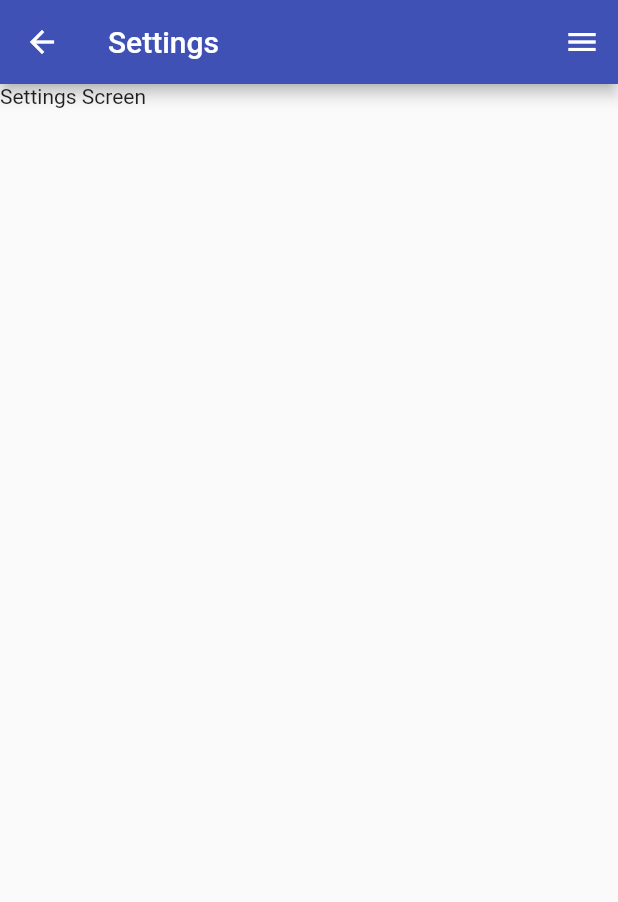
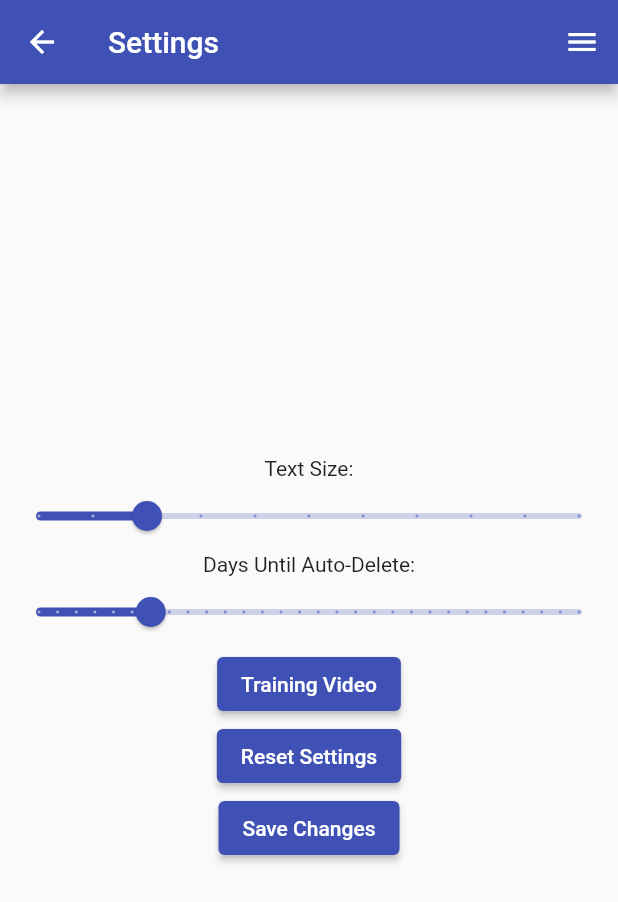
Before and after one commit to umgc/summer2021.charlie, a Flutter app: the Settings screen opened directly, on a phone screen of 412 x 824 dp. Shown: the top 902 px of the screen. Run offline on Flutter 3.47's test engine with Material 2 defaults, Android fonts, the phone set to English and light mode, and no system bars; our stand-ins replace audioplayers, avatar_glow, file, flutter_tts, local_auth, rxdart; missing offline and left inert: encrypt, google_speech, highlight_text, sound_recorder, sound_stream, workmanager; statements that could not run were skipped.

Commit message:
many bug fixes and settings implementation

```diff
--- a/lib/ui/settings.dart
+++ b/lib/ui/settings.dart
@@ -1,6 +1,7 @@
 import 'package:flutter/material.dart';
 
 import 'menudrawer.dart';
+import 'settingsform.dart';
 
 ///Settings page
 class Settings extends StatelessWidget {
@@ -10,7 +11,7 @@ class Settings extends StatelessWidget {
         title: Text("Settings"),
       ),
       endDrawer: MenuDrawer(),
-      body: Text("Settings Screen"),
+      body: SettingsForm(),
     );
   }
 }
--- /dev/null
+++ b/lib/ui/settingsform.dart
@@ -0,0 +1,115 @@
+import 'dart:async';
+
+import 'package:flutter/material.dart';
+
+import '/util/settingsloader.dart';
+import 'settings.dart';
+
+///Settings Form
+class SettingsForm extends StatefulWidget {
+  _SettingsFormState createState() => _SettingsFormState();
+}
+
+class _SettingsFormState extends State<SettingsForm> {
+  //Default values in case file loading fails
+  var _textSliderValue = 14.0;
+  var _daysSliderValue = 7.0;
+  List settingsList = [14.0, 7];
+  SettingsLoader settingsLoader = SettingsLoader();
+  double textSize = 14.0;
+
+  //Attempt to load settings file as this screen opens.
+  //If there is no settings file, one will be created with default values.
+  void initState() {
+    super.initState();
+
+    Timer.run(() async {
+      settingsList = await settingsLoader.readFile();
+
+      setState(() {
+        _textSliderValue = settingsList[0].toDouble();
+        _daysSliderValue = settingsList[1].toDouble();
+
+        textSize = _textSliderValue;
+      });
+    });
+  }
+
+  void _saveChangesPressed() {
+    settingsList = [_textSliderValue, _daysSliderValue.toInt()];
+    settingsLoader.writeFile(settingsList);
+
+    Navigator.push(
+      context,
+      MaterialPageRoute(builder: (context) => Settings()),
+    );
+  }
+
+  void _resetSettingsPressed() {
+    settingsLoader.resetSettings();
+
+    Navigator.push(
+      context,
+      MaterialPageRoute(builder: (context) => Settings()),
+    );
+  }
+
+  Widget build(BuildContext context) {
+    return Scaffold(
+      body: SafeArea(
+        child: Center(
+          child: Column(
+            mainAxisAlignment: MainAxisAlignment.center,
+            crossAxisAlignment: CrossAxisAlignment.center,
+            children: [
+              Text("Text Size:", style: settingsLoader.getStyle(textSize)),
+              Slider(
+                  value: _textSliderValue,
+                  min: 10.0,
+                  max: 30.0,
+                  divisions: 10,
+                  label: _textSliderValue.round().toString(),
+                  onChanged: (var value) {
+                    setState(() {
+                      _textSliderValue = value;
+                    });
+                  }),
+              Text("Days Until Auto-Delete:",
+                  style: settingsLoader.getStyle(textSize)),
+              Slider(
+                  value: _daysSliderValue,
+                  min: 1,
+                  max: 30,
+                  divisions: 29,
+                  label: _daysSliderValue.round().toString(),
+                  onChanged: (var value) {
+                    setState(() {
+                      _daysSliderValue = value;
+                    });
+                  }),
+              ElevatedButton(
+                onPressed: () {},
+                child: Text("Training Video",
+                    style: settingsLoader.getStyle(textSize)),
+              ),
+              ElevatedButton(
+                onPressed: () {
+                  _resetSettingsPressed();
+                },
+                child: Text("Reset Settings",
+                    style: settingsLoader.getStyle(textSize)),
+              ),
+              ElevatedButton(
+                onPressed: () {
+                  _saveChangesPressed();
+                },
+                child: Text("Save Changes",
+                    style: settingsLoader.getStyle(textSize)),
+              ),
+            ],
+          ),
+        ),
+      ),
+    );
+  }
+}
--- a/lib/util/constant.dart
+++ b/lib/util/constant.dart
@@ -19,6 +19,19 @@ class Constant {
     return await _getFilePath('memory.txt');
   }
 
+  ///Get file path for settings file
+  static Future<String> getSettingsFilePath() async {
+    return await _getFilePath('memorySettings.txt');
+  }
+
+  ///Returns List of default settings
+  static List getDefaultSettings() {
+    //Current Defaults:
+    //Text Size: 12.0
+    //Days: 7
+    return [14.0, 7];
+  }
+
   static Future<String> _getFilePath(String fileName) async {
     final directory = await getApplicationDocumentsDirectory();
     return '${'${directory.path}/'}$fileName';
--- /dev/null
+++ b/lib/util/settingsloader.dart
@@ -0,0 +1,54 @@
+import 'dart:async';
+import 'dart:convert';
+import 'dart:io';
+
+import 'package:flutter/material.dart';
+
+import 'constant.dart';
+
+///Settings Loader
+class SettingsLoader {
+  /*
+  Current Format for Settings File:
+  0: Text Size as Double
+  1: Days Until Auto-Delete as integer
+  */
+
+  ///Writes the passed List to a local file as a json string
+  void writeFile(List toWrite) async {
+    var file = await _getFile();
+    var convertedList = json.encode(toWrite);
+    file.writeAsString(convertedList);
+  }
+
+  ///Loads the settings file and returns a list from json string
+  Future<List> readFile() async {
+    var file = await _getFile();
+
+    if (!await file.exists()) {
+      await writeFile(Constant.getDefaultSettings());
+    }
+
+    var fileString = await file.readAsString();
+
+    return json.decode(fileString);
+  }
+
+  ///Gets the file from the path
+  Future<File> _getFile() async {
+    final textFilePath = await Constant.getSettingsFilePath();
+    return File('$textFilePath');
+  }
+
+  ///Returns a TextStyle based on the passed double text size
+  TextStyle getStyle(double textSize) {
+    return TextStyle(
+      fontSize: textSize,
+    );
+  }
+
+  ///Restores the settings file to defaults
+  void resetSettings() async {
+    await writeFile(Constant.getDefaultSettings());
+  }
+}
```
Also changed, not shown: lib/ui/edit.dart (+11 -3 lines), lib/ui/saveform.dart (+34 -3 lines), lib/ui/script.dart (+15 -5 lines), lib/ui/view_notes_detail.dart (+46 -16 lines), pubspec.lock, 1 other file.
